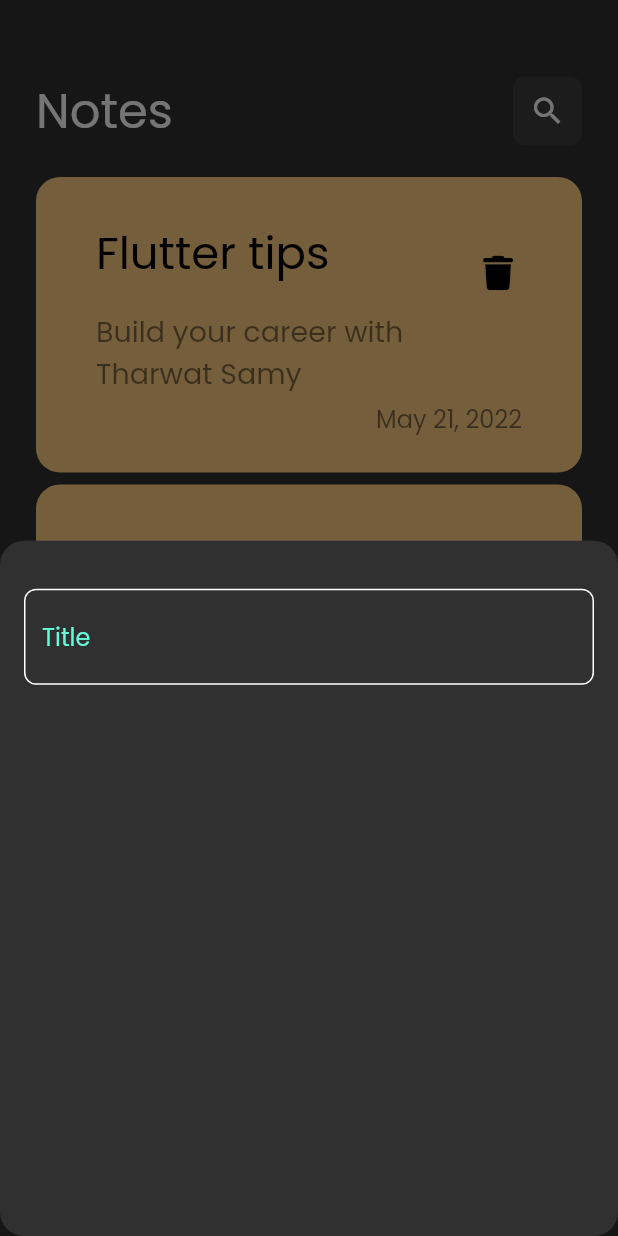
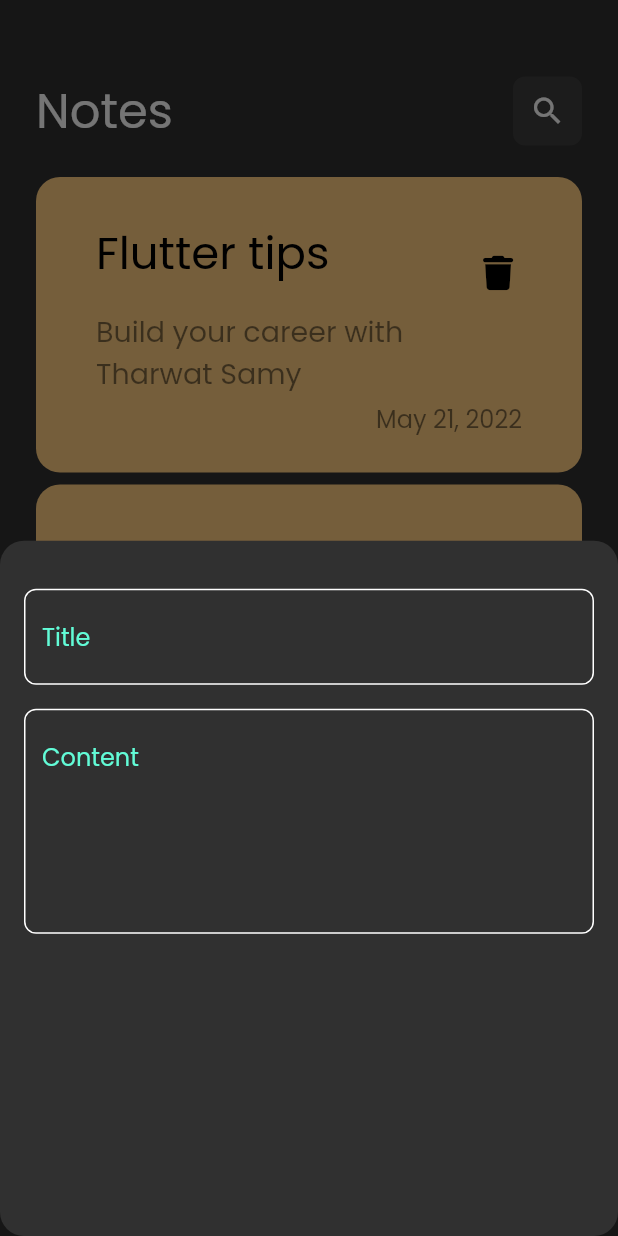
Before and after one commit to AmeerHz/notes_app, a Flutter app: the screen it shows after launch, after a tap on the "add" icon, on a phone screen of 412 x 824 dp. Run offline on Flutter 3.47's test engine with Material 2 defaults, Android fonts, the light colour scheme and no system bars; our stand-ins replace font_awesome_flutter, simple_gradient_text.

Commit message:
add fields to notes bottom sheet

```diff
--- a/lib/views/widgets/add_note_bottom_sheet.dart
+++ b/lib/views/widgets/add_note_bottom_sheet.dart
@@ -1,5 +1,6 @@
 import 'package:flutter/material.dart';
 import 'package:notes_app/views/widgets/custom_text_field.dart';
+import 'package:simple_gradient_text/simple_gradient_text.dart';
 
 class AddNoteBottomSheet extends StatelessWidget {
   const AddNoteBottomSheet({super.key});
@@ -10,8 +11,19 @@ class AddNoteBottomSheet extends StatelessWidget {
       padding: const EdgeInsets.symmetric(horizontal: 16),
       child: Column(
         children: const [
-          SizedBox(height: 32,),
-          CustomTextField(),
+          SizedBox(
+            height: 32,
+          ),
+          CustomTextField(
+            hint: 'Title',
+          ),
+            SizedBox(
+            height: 16,
+          ),
+          CustomTextField(
+            hint: 'Content',
+            maxLines: 5,
+          ),
         ],
       ),
     );
--- a/lib/views/widgets/custom_text_field.dart
+++ b/lib/views/widgets/custom_text_field.dart
@@ -4,20 +4,20 @@ import 'package:flutter/src/widgets/placeholder.dart';
 import 'package:notes_app/constants.dart';
 
 class CustomTextField extends StatelessWidget {
-  const CustomTextField({super.key});
-
+  const CustomTextField({super.key, required this.hint,  this.maxLines=1});
+  final String hint;
+  final int maxLines;
   @override
   Widget build(BuildContext context) {
     return TextField(
+      maxLines: maxLines,
       cursorColor: kPrimaryColor,
       decoration: InputDecoration(
-        hintText: 'Title',
+          hintText: hint,
           hintStyle: const TextStyle(color: kPrimaryColor),
           border: buildBorder(),
           enabledBorder: buildBorder(),
-        focusedBorder: buildBorder(color: kPrimaryColor)
-
-      ),
+          focusedBorder: buildBorder(color: kPrimaryColor)),
     );
   }
 
@@ -25,7 +25,7 @@ class CustomTextField extends StatelessWidget {
     return OutlineInputBorder(
       borderRadius: BorderRadius.circular(8),
       borderSide: BorderSide(
-           color: color?? Colors.white,
+        color: color ?? Colors.white,
       ),
     );
   }
```
Also changed, not shown: pubspec.yaml (+1 -9 lines), pubspec.lock. Lines whose indentation alone changed are shown as unchanged.
